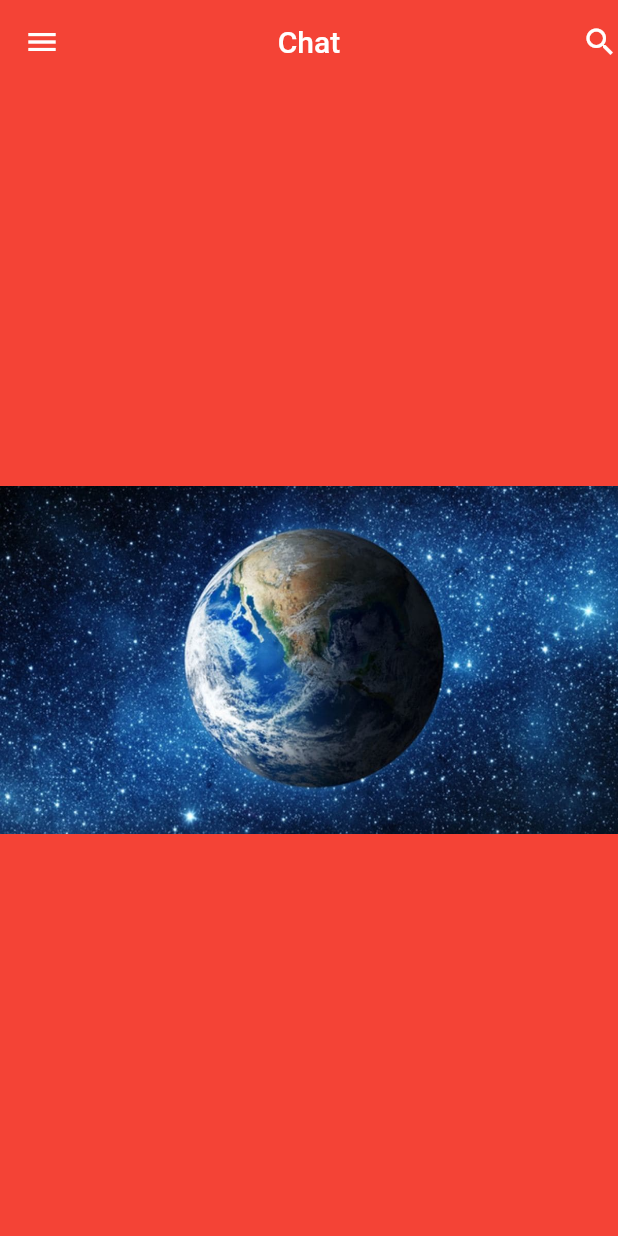
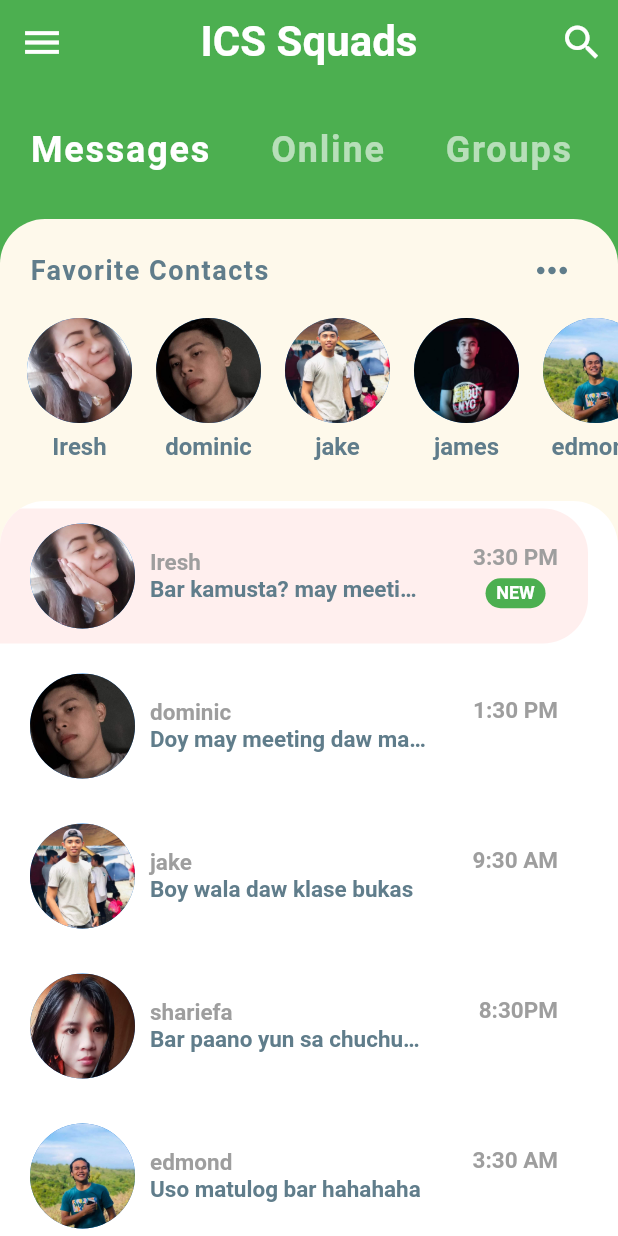
Before and after one commit to MundingAkbar/CC105ActivityHelloWorld, a Flutter app: the screen it shows after launch, on a phone screen of 412 x 824 dp. Run offline on Flutter 3.47's test engine with Material 2 defaults, Android fonts, the phone set to English and light mode, and no system bars.

Commit message:
Implementing Chat UI app

```diff
--- a/HelloWorld/lib/main.dart
+++ b/HelloWorld/lib/main.dart
@@ -1,31 +1,20 @@
 import 'package:flutter/material.dart';
+import 'screens/home_screen.dart';
+import 'screens/home_screen.dart';
 
-void main() {
-  runApp(
-    MaterialApp(
-      theme: ThemeData(primaryColor: Colors.red),
-      debugShowCheckedModeBanner: false,
-      title: "chat UI",
-      home: MyApp(),
-    ),
-  );
-}
+void main() => runApp(MyApp());
 
 class MyApp extends StatelessWidget {
   @override
   Widget build(BuildContext context) {
-    return Scaffold(
-      backgroundColor: Colors.red,
-      appBar: AppBar(
-        leading: Icon(Icons.menu),
-        title: Text('Chat'),
-        centerTitle: true,
-        elevation: 0.0,
-        actions: [Icon(Icons.search)],
+    return MaterialApp(
+      title: 'Chat UI',
+      debugShowCheckedModeBanner: false,
+      theme: ThemeData(
+        primaryColor: Colors.green,
+        accentColor: Color(0xFFFEF9EB),
       ),
-      body: Center(
-        child: Image(image: AssetImage('assets/image/world.jpg')),
-      ),
+      home: HomeScreen(),
     );
   }
 }
--- /dev/null
+++ b/HelloWorld/lib/models/message_model.dart
@@ -0,0 +1,142 @@
+import 'user_model.dart';
+
+class Message {
+  Message({this.sender, this.time, this.text, this.isLiked, this.unread});
+
+  final User sender;
+  final String time;
+  final String text;
+  final bool isLiked;
+  final bool unread;
+}
+
+final currentUser = User(
+  id: 0,
+  name: "Akbar",
+  imageUrl: "assets/image/akbar.png",
+);
+
+final iresh = User(
+  id: 1,
+  name: "Iresh",
+  imageUrl: "assets/image/iresh.jpg",
+);
+
+final dominic = User(
+  id: 2,
+  name: "dominic",
+  imageUrl: "assets/image/dominic.jpg",
+);
+final deil = User(
+  id: 3,
+  name: "deil",
+  imageUrl: "assets/image/deil.jpg",
+);
+final shariefa = User(
+  id: 4,
+  name: "shariefa",
+  imageUrl: "assets/image/shariefa.jpg",
+);
+final james = User(
+  id: 5,
+  name: "james",
+  imageUrl: "assets/image/james.jpg",
+);
+
+final edmond = User(
+  id: 6,
+  name: "edmond",
+  imageUrl: "assets/image/edmond.jpg",
+);
+final jake = User(
+  id: 7,
+  name: "jake",
+  imageUrl: "assets/image/jake.jpg",
+);
+
+//favorites user
+List<User> favorites = [iresh, dominic, jake, james, edmond];
+
+//example chats on home screen
+List<Message> chats = [
+  Message(
+    sender: iresh,
+    time: "3:30 PM",
+    text: "Bar kamusta? may meeting tayo mamaya",
+    isLiked: false,
+    unread: true,
+  ),
+  Message(
+    sender: dominic,
+    time: "1:30 PM",
+    text: "Doy may meeting daw mamaya",
+    isLiked: true,
+    unread: false,
+  ),
+  Message(
+    sender: jake,
+    time: "9:30 AM",
+    text: "Boy wala daw klase bukas",
+    isLiked: true,
+    unread: false,
+  ),
+  Message(
+    sender: shariefa,
+    time: "8:30PM",
+    text: "Bar paano yun sa chuchuchu..",
+    isLiked: false,
+    unread: false,
+  ),
+  Message(
+    sender: edmond,
+    time: "3:30 AM",
+    text: "Uso matulog bar hahahaha",
+    isLiked: true,
+    unread: false,
+  ),
+];
+
+List<Message> messages = [
+  Message(
+    sender: iresh,
+    time: "3:37 AM",
+    text: "si red nga hahahaha..",
+    isLiked: false,
+    unread: false,
+  ),
+  Message(
+    sender: currentUser,
+    time: "3:35 AM",
+    text: "Baka si red, nagvent kasi kanina hahahaha..",
+    isLiked: false,
+    unread: false,
+  ),
+  Message(
+    sender: iresh,
+    time: "3:33 PM",
+    text: "Sino ba impostor may idea ka?",
+    isLiked: false,
+    unread: false,
+  ),
+  Message(
+    sender: iresh,
+    time: "3:32 PM",
+    text: "Tapos gawin natin yung mga task..",
+    isLiked: true,
+    unread: false,
+  ),
+  Message(
+    sender: currentUser,
+    time: "3:31 PM",
+    text: "Sige magonline lang ako",
+    isLiked: true,
+    unread: false,
+  ),
+  Message(
+    sender: iresh,
+    time: "3:30 PM",
+    text: "Bar kamusta? may meeting tayo mamaya",
+    isLiked: false,
+    unread: true,
+  ),
+];
--- /dev/null
+++ b/HelloWorld/lib/models/user_model.dart
@@ -0,0 +1,7 @@
+class User {
+  User({this.id, this.name, this.imageUrl});
+
+  final int id;
+  final String name;
+  final String imageUrl;
+}
--- /dev/null
+++ b/HelloWorld/lib/screens/home_screen.dart
@@ -0,0 +1,67 @@
+import 'package:flutter/material.dart';
+
+import '../widgets/category_selector.dart';
+import '../widgets/favorite_contacts.dart';
+
+import '../widgets/recent_chats.dart';
+
+class HomeScreen extends StatefulWidget {
+  @override
+  _HomeScreenState createState() => _HomeScreenState();
+}
+
+class _HomeScreenState extends State<HomeScreen> {
+  @override
+  Widget build(BuildContext context) {
+    return Scaffold(
+      backgroundColor: Theme.of(context).primaryColor,
+      appBar: AppBar(
+        centerTitle: true,
+        leading: IconButton(
+          icon: Icon(Icons.menu),
+          iconSize: 30.0,
+          color: Colors.white,
+          onPressed: () {},
+        ),
+        elevation: 0.0,
+        title: Text(
+          "ICS Squads",
+          style: TextStyle(
+            fontSize: 28.0,
+            fontWeight: FontWeight.bold,
+          ),
+        ),
+        actions: [
+          IconButton(
+            icon: Icon(Icons.search),
+            iconSize: 30.0,
+            color: Colors.white,
+            onPressed: () {},
+          ),
+        ],
+      ),
+      body: Column(
+        children: [
+          CategorySelector(),
+          Expanded(
+            child: Container(
+              decoration: BoxDecoration(
+                color: Theme.of(context).accentColor,
+                borderRadius: BorderRadius.only(
+                  topLeft: Radius.circular(30.0),
+                  topRight: Radius.circular(30.0),
+                ),
+              ),
+              child: Column(
+                children: [
+                  FavoriteContacts(),
+                  RecentChats(),
+                ],
+              ),
+            ),
+          ),
+        ],
+      ),
+    );
+  }
+}
--- /dev/null
+++ b/HelloWorld/lib/widgets/category_selector.dart
@@ -0,0 +1,44 @@
+import 'package:flutter/material.dart';
+
+class CategorySelector extends StatefulWidget {
+  @override
+  _CategorySelectorState createState() => _CategorySelectorState();
+}
+
+class _CategorySelectorState extends State<CategorySelector> {
+  int selectedIndex = 0;
+  List<String> categories = ['Messages', 'Online', 'Groups', 'Requests'];
+
+  @override
+  Widget build(BuildContext context) {
+    return Container(
+      height: 90.0,
+      color: Theme.of(context).primaryColor,
+      child: ListView.builder(
+          scrollDirection: Axis.horizontal,
+          itemCount: categories.length,
+          itemBuilder: (BuildContext context, int index) {
+            return GestureDetector(
+              onTap: () {
+                setState(() {
+                  selectedIndex = index;
+                });
+              },
+              child: Padding(
+                padding: EdgeInsets.symmetric(vertical: 30.0, horizontal: 20.0),
+                child: Text(
+                  categories[index],
+                  style: TextStyle(
+                    color:
+                        index == selectedIndex ? Colors.white : Colors.white60,
+                    fontSize: 24.0,
+                    fontWeight: FontWeight.bold,
+                    letterSpacing: 1.2,
+                  ),
+                ),
+              ),
+            );
+          }),
+    );
+  }
+}
--- /dev/null
+++ b/HelloWorld/lib/widgets/favorite_contacts.dart
@@ -0,0 +1,79 @@
+import 'package:flutter/material.dart';
+import '../models/message_model.dart';
+import '../models/message_model.dart';
+import '../screens/chat_screen.dart';
+
+class FavoriteContacts extends StatelessWidget {
+  @override
+  Widget build(BuildContext context) {
+    return Padding(
+      padding: EdgeInsets.symmetric(vertical: 10.0),
+      child: Column(
+        children: [
+          Padding(
+            padding: EdgeInsets.symmetric(horizontal: 20.0),
+            child: Row(
+              mainAxisAlignment: MainAxisAlignment.spaceBetween,
+              children: [
+                Text(
+                  "Favorite Contacts",
+                  style: TextStyle(
+                    color: Colors.blueGrey,
+                    fontSize: 18.0,
+                    fontWeight: FontWeight.bold,
+                    letterSpacing: 1.0,
+                  ),
+                ),
+                IconButton(
+                  icon: Icon(Icons.more_horiz),
+                  iconSize: 30.0,
+                  color: Colors.blueGrey,
+                  onPressed: () {},
+                )
+              ],
+            ),
+          ),
+          Container(
+            height: 120.0,
+            child: ListView.builder(
+              padding: EdgeInsets.only(left: 10.0),
+              scrollDirection: Axis.horizontal,
+              itemCount: favorites.length,
+              itemBuilder: (BuildContext context, int index) {
+                return GestureDetector(
+                  onTap: () => Navigator.push(
+                    context,
+                    MaterialPageRoute(
+                      builder: (_) => ChatScreen(user: favorites[index]),
+                    ),
+                  ),
+                  child: Padding(
+                    padding: EdgeInsets.all(8.0),
+                    child: Column(
+                      children: [
+                        CircleAvatar(
+                          radius: 35.0,
+                          backgroundImage:
+                              AssetImage(favorites[index].imageUrl),
+                        ),
+                        SizedBox(height: 6.0),
+                        Text(
+                          favorites[index].name,
+                          style: TextStyle(
+                            color: Colors.blueGrey,
+                            fontSize: 16.0,
+                            fontWeight: FontWeight.bold,
+                          ),
+                        ),
+                      ],
+                    ),
+                  ),
+                );
+              },
+            ),
+          ),
+        ],
+      ),
+    );
+  }
+}
--- /dev/null
+++ b/HelloWorld/lib/widgets/recent_chats.dart
@@ -0,0 +1,131 @@
+import 'package:flutter/material.dart';
+
+import '../models/message_model.dart';
+import '../screens/chat_screen.dart';
+
+class RecentChats extends StatelessWidget {
+  @override
+  Widget build(BuildContext context) {
+    return Expanded(
+      child: Container(
+          decoration: BoxDecoration(
+            color: Colors.white,
+            borderRadius: BorderRadius.only(
+              topLeft: Radius.circular(30.0),
+              topRight: Radius.circular(30.0),
+            ),
+          ),
+          child: ClipRRect(
+            borderRadius: BorderRadius.only(
+              topLeft: Radius.circular(30.0),
+              topRight: Radius.circular(30.0),
+            ),
+            child: ListView.builder(
+                itemCount: chats.length,
+                itemBuilder: (BuildContext context, int index) {
+                  final Message chat = chats[index];
+                  return GestureDetector(
+                    onTap: () => Navigator.push(
+                      context,
+                      MaterialPageRoute(
+                        builder: (_) => ChatScreen(user: chat.sender),
+                      ),
+                    ),
+                    child: Container(
+                      margin: EdgeInsets.only(
+                        top: 5.0,
+                        bottom: 5.0,
+                        right: 20.0,
+                      ),
+                      padding: EdgeInsets.symmetric(
+                        horizontal: 20.0,
+                        vertical: 10.0,
+                      ),
+                      decoration: BoxDecoration(
+                        color: chat.unread ? Color(0xFFFFEFEE) : Colors.white,
+                        borderRadius: BorderRadius.only(
+                          topRight: Radius.circular(30.0),
+                          bottomRight: Radius.circular(30.0),
+                        ),
+                      ),
+                      child: Row(
+                        mainAxisAlignment: MainAxisAlignment.spaceBetween,
+                        children: [
+                          Row(
+                            children: [
+                              CircleAvatar(
+                                radius: 35.0,
+                                backgroundImage:
+                                    AssetImage(chat.sender.imageUrl),
+                              ),
+                              SizedBox(
+                                width: 10.0,
+                              ),
+                              Column(
+                                crossAxisAlignment: CrossAxisAlignment.start,
+                                children: [
+                                  Text(
+                                    chat.sender.name,
+                                    style: TextStyle(
+                                      color: Colors.grey,
+                                      fontSize: 15.0,
+                                      fontWeight: FontWeight.bold,
+                                    ),
+                                  ),
+                                  Container(
+                                    width: MediaQuery.of(context).size.width *
+                                        0.45,
+                                    child: Text(
+                                      chat.text,
+                                      style: TextStyle(
+                                        color: Colors.blueGrey,
+                                        fontSize: 15.0,
+                                        fontWeight: FontWeight.w600,
+                                      ),
+                                      overflow: TextOverflow.ellipsis,
+                                    ),
+                                  ),
+                                ],
+                              ),
+                            ],
+                          ),
+                          Column(
+                            children: [
+                              Text(
+                                chat.time,
+                                style: TextStyle(
+                                    fontSize: 15.0,
+                                    fontWeight: FontWeight.bold,
+                                    color: Colors.grey),
+                              ),
+                              SizedBox(height: 5.0),
+                              chat.unread
+                                  ? Container(
+                                      width: 40.0,
+                                      height: 20.0,
+                                      decoration: BoxDecoration(
+                                        borderRadius:
+                                            BorderRadius.circular(30.0),
+                                        color: Theme.of(context).primaryColor,
+                                      ),
+                                      alignment: Alignment.center,
+                                      child: Text(
+                                        "NEW",
+                                        style: TextStyle(
+                                          color: Colors.white,
+                                          fontWeight: FontWeight.bold,
+                                          fontSize: 12.0,
+                                        ),
+                                      ))
+                                  : Text(''),
+                            ],
+                          ),
+                        ],
+                      ),
+                    ),
+                  );
+                }),
+          )),
+    );
+  }
+}
--- a/HelloWorld/pubspec.yaml
+++ b/HelloWorld/pubspec.yaml
@@ -46,7 +46,7 @@ flutter:
 
   # To add assets to your application, add an assets section, like this:
   assets:
-    - assets/image/world.jpg
+    - assets/image/
     # - images/a_dot_ham.jpeg
 
   # An image asset can refer to one or more resolution-specific "variants", see
```
Also changed, not shown: HelloWorld/lib/screens/chat_screen.dart (added, +166 -0 lines), HelloWorld/assets/image/akbar.png (added), HelloWorld/assets/image/deil.jpg (added), HelloWorld/assets/image/dominic.jpg (added), HelloWorld/assets/image/edmond.jpg (added), HelloWorld/assets/image/iresh.jpg (added), HelloWorld/assets/image/jake.jpg (added), HelloWorld/assets/image/james.jpg (added), HelloWorld/assets/image/shariefa.jpg (added).
